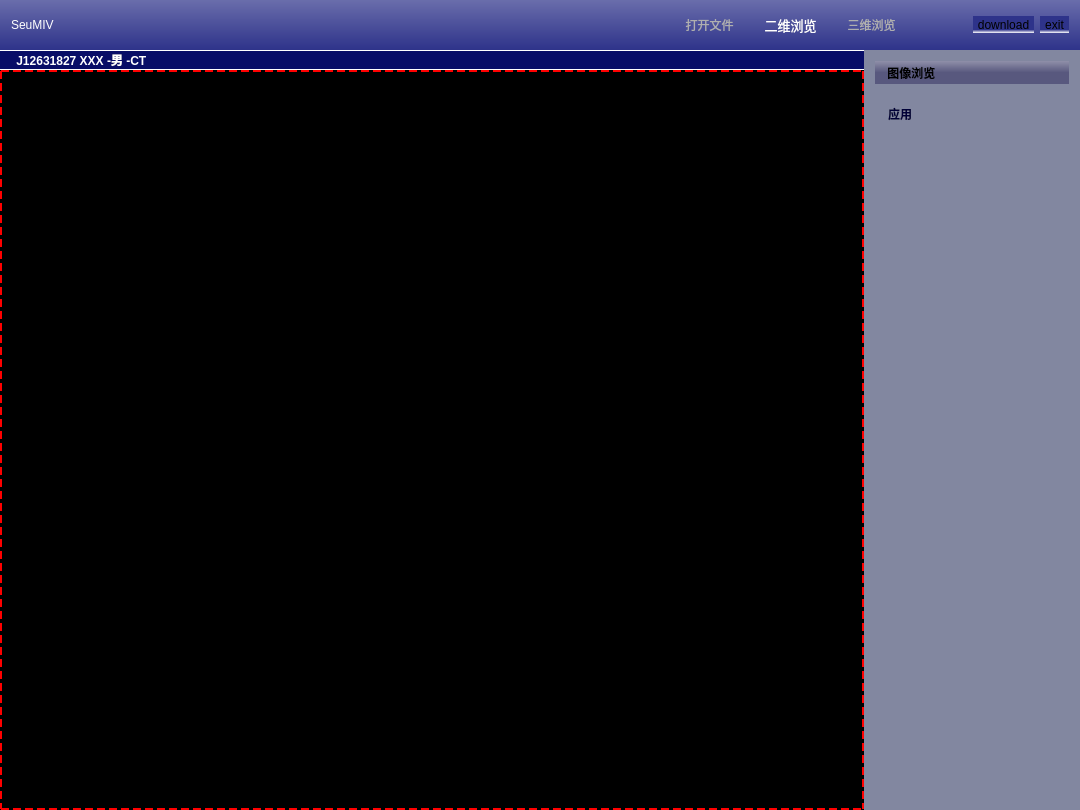
Qt form mainwindow.ui (JiananHe/SeuMIV) before a commit.
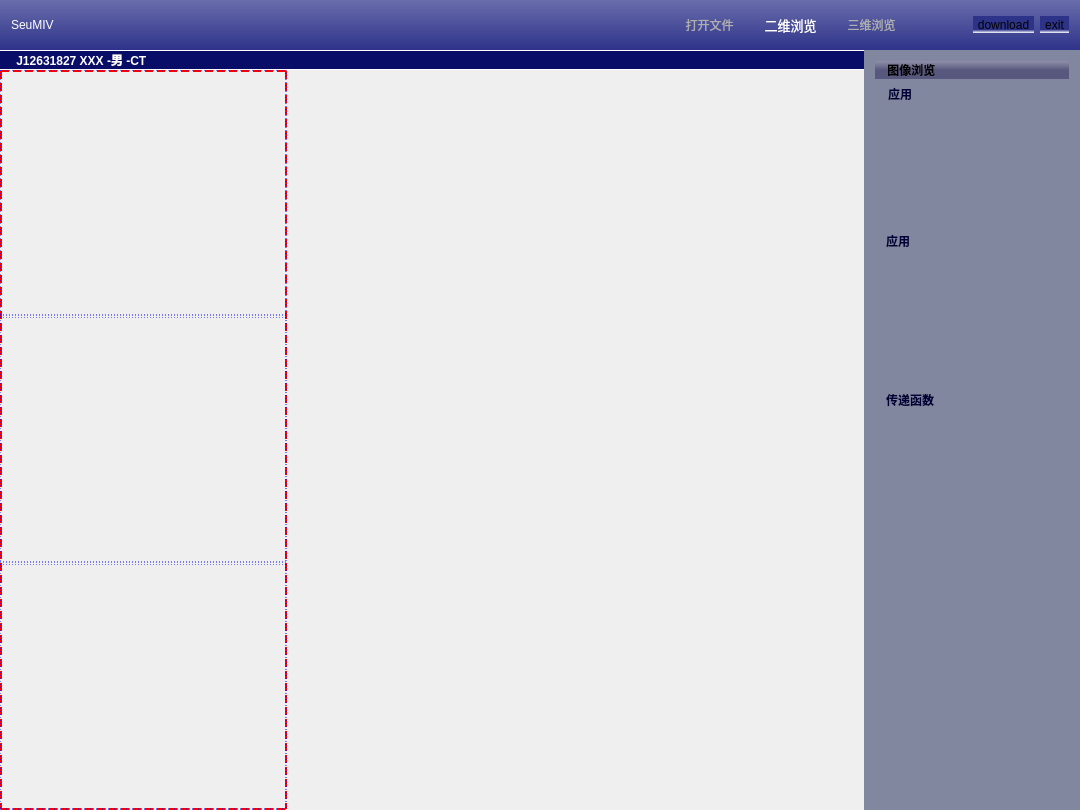
The same form after that commit. Icons and pictures are not drawn. Custom widgets are drawn as their Qt base class.

Commit message: view3D界面初始布局

The edit to the form file:
```diff
--- a/mainwindow.ui
+++ b/mainwindow.ui
@@ -532,9 +532,86 @@
               </sizepolicy>
              </property>
              <property name="styleSheet">
-              <string notr="true">border: 1.5px dashed rgb(255, 0, 0);
-background-color: rgb(0, 0, 0);</string>
+              <string notr="true"/>
              </property>
+             <layout class="QHBoxLayout" name="horizontalLayout_8">
+              <property name="spacing">
+               <number>3</number>
+              </property>
+              <property name="leftMargin">
+               <number>0</number>
+              </property>
+              <property name="topMargin">
+               <number>0</number>
+              </property>
+              <property name="rightMargin">
+               <number>0</number>
+              </property>
+              <property name="bottomMargin">
+               <number>0</number>
+              </property>
+              <item>
+               <widget class="QWidget" name="widget" native="true">
+                <property name="sizePolicy">
+                 <sizepolicy hsizetype="Preferred" vsizetype="Preferred">
+                  <horstretch>1</horstretch>
+                  <verstretch>0</verstretch>
+                 </sizepolicy>
+                </property>
+                <property name="styleSheet">
+                 <string notr="true">border: 1.5px dashed rgb(255, 0, 0);</string>
+                </property>
+                <layout class="QVBoxLayout" name="verticalLayout_6">
+                 <property name="spacing">
+                  <number>1</number>
+                 </property>
+                 <property name="leftMargin">
+                  <number>0</number>
+                 </property>
+                 <property name="topMargin">
+                  <number>0</number>
+                 </property>
+                 <property name="rightMargin">
+                  <number>0</number>
+                 </property>
+                 <property name="bottomMargin">
+                  <number>0</number>
+                 </property>
+                 <item>
+                  <widget class="QWidget" name="widget_8" native="true">
+                   <property name="styleSheet">
+                    <string notr="true">border: 1px dashed rgb(0, 0, 255);</string>
+                   </property>
+                  </widget>
+                 </item>
+                 <item>
+                  <widget class="QWidget" name="widget_9" native="true">
+                   <property name="styleSheet">
+                    <string notr="true">border: 1px dashed rgb(0, 0, 255);</string>
+                   </property>
+                  </widget>
+                 </item>
+                 <item>
+                  <widget class="QWidget" name="widget_10" native="true">
+                   <property name="styleSheet">
+                    <string notr="true">border: 1px dashed rgb(0, 0, 255);</string>
+                   </property>
+                  </widget>
+                 </item>
+                </layout>
+               </widget>
+              </item>
+              <item>
+               <widget class="QVTKWidget" name="qvtkWidget">
+                <property name="sizePolicy">
+                 <sizepolicy hsizetype="Preferred" vsizetype="Preferred">
+                  <horstretch>2</horstretch>
+                  <verstretch>0</verstretch>
+                 </sizepolicy>
+                </property>
+               </widget>
+              </item>
+             </layout>
             </widget>
            </item>
           </layout>
@@ -557,7 +634,7 @@
              <property name="sizePolicy">
               <sizepolicy hsizetype="Preferred" vsizetype="Preferred">
                <horstretch>0</horstretch>
-               <verstretch>2</verstretch>
+               <verstretch>1</verstretch>
               </sizepolicy>
              </property>
              <layout class="QHBoxLayout" name="horizontalLayout_5">
@@ -605,7 +682,7 @@
              <property name="sizePolicy">
               <sizepolicy hsizetype="Preferred" vsizetype="Preferred">
                <horstretch>0</horstretch>
-               <verstretch>4</verstretch>
+               <verstretch>1</verstretch>
               </sizepolicy>
              </property>
              <layout class="QHBoxLayout" name="horizontalLayout_6">
@@ -644,7 +721,7 @@
              <property name="sizePolicy">
               <sizepolicy hsizetype="Preferred" vsizetype="Preferred">
                <horstretch>0</horstretch>
-               <verstretch>4</verstretch>
+               <verstretch>6</verstretch>
               </sizepolicy>
              </property>
             </widget>
@@ -654,9 +731,23 @@
              <property name="sizePolicy">
               <sizepolicy hsizetype="Preferred" vsizetype="Preferred">
                <horstretch>0</horstretch>
-               <verstretch>3</verstretch>
+               <verstretch>1</verstretch>
               </sizepolicy>
              </property>
+             <layout class="QHBoxLayout" name="horizontalLayout_9">
+              <item>
+               <widget class="QLabel" name="label_5">
+                <property name="styleSheet">
+                 <string notr="true">font: 75 14pt &quot;微软雅黑&quot;;
+font-weight: 700;
+color: rgb(0, 0, 56)</string>
+                </property>
+                <property name="text">
+                 <string>应用</string>
+                </property>
+               </widget>
+              </item>
+             </layout>
             </widget>
            </item>
            <item>
@@ -664,7 +755,7 @@
              <property name="sizePolicy">
               <sizepolicy hsizetype="Preferred" vsizetype="Preferred">
                <horstretch>0</horstretch>
-               <verstretch>8</verstretch>
+               <verstretch>6</verstretch>
               </sizepolicy>
              </property>
             </widget>
@@ -674,7 +765,31 @@
              <property name="sizePolicy">
               <sizepolicy hsizetype="Preferred" vsizetype="Preferred">
                <horstretch>0</horstretch>
-               <verstretch>40</verstretch>
+               <verstretch>1</verstretch>
+              </sizepolicy>
+             </property>
+             <layout class="QHBoxLayout" name="horizontalLayout_10">
+              <item>
+               <widget class="QLabel" name="label_6">
+                <property name="styleSheet">
+                 <string notr="true">font: 75 14pt &quot;微软雅黑&quot;;
+font-weight: 700;
+color: rgb(0, 0, 56)</string>
+                </property>
+                <property name="text">
+                 <string>传递函数</string>
+                </property>
+               </widget>
+              </item>
+             </layout>
+            </widget>
+           </item>
+           <item>
+            <widget class="QWidget" name="widget_11" native="true">
+             <property name="sizePolicy">
+              <sizepolicy hsizetype="Preferred" vsizetype="Preferred">
+               <horstretch>0</horstretch>
+               <verstretch>21</verstretch>
               </sizepolicy>
              </property>
             </widget>
@@ -692,6 +807,13 @@
   </widget>
  </widget>
  <layoutdefault spacing="6" margin="11"/>
+ <customwidgets>
+  <customwidget>
+   <class>QVTKWidget</class>
+   <extends>QWidget</extends>
+   <header>QVTKWidget.h</header>
+  </customwidget>
+ </customwidgets>
  <resources>
   <include location="image.qrc"/>
  </resources>
```
The commit also changes 2 other files.
